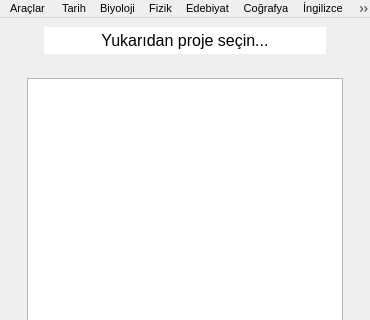
Old version of the form projeEkran1.ui in the repository Sisli-Anadolu-Lisesi-Yazilim-Grubu/tubitak-sal-android; both pictures show x 0 to 370 and y 0 to 320 of the 370 by 495 pixel window.
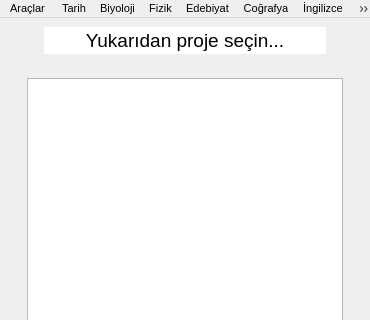
New version of the form. Icons and pictures are not drawn.

The edit to the form file:
```diff
--- a/projeEkran1.ui
+++ b/projeEkran1.ui
@@ -85,7 +85,7 @@
 font: 75 12pt &quot;MS Shell Dlg 2&quot;;</string>
           </property>
           <property name="text">
-           <string>&lt;html&gt;&lt;head/&gt;&lt;body&gt;&lt;p align=&quot;center&quot;&gt;Yukarıdan proje seçin...&lt;/p&gt;&lt;/body&gt;&lt;/html&gt;</string>
+           <string>&lt;html&gt;&lt;head/&gt;&lt;body&gt;&lt;p align=&quot;center&quot;&gt;&lt;span style=&quot; font-size:14pt;&quot;&gt;Yukarıdan proje seçin...&lt;/span&gt;&lt;/p&gt;&lt;/body&gt;&lt;/html&gt;</string>
           </property>
          </widget>
         </item>
```
